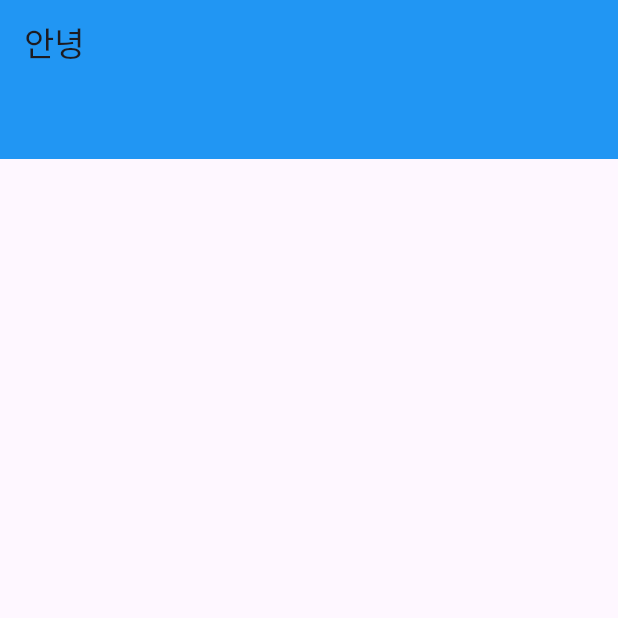
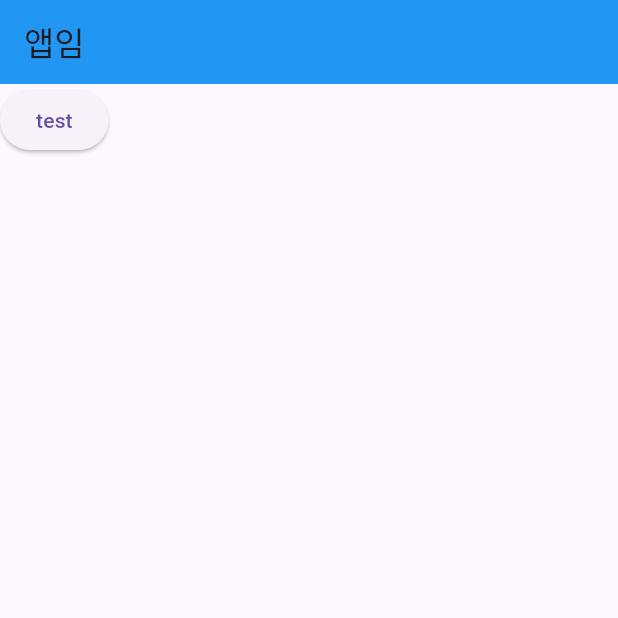
Before and after one commit to eodevelop/study_coding_apple, a Flutter app: the screen it shows after launch, on a phone screen of 412 x 824 dp, the top half of it. Run offline on Flutter 3.47's test engine with Material 3 defaults, Android fonts, the light colour scheme and no system bars.

Commit message:
플러터 Typography & 알아서 레이아웃 잘짜려면
강의 완료

```diff
--- a/flutter/code/contact/lib/main.dart
+++ b/flutter/code/contact/lib/main.dart
@@ -12,15 +12,15 @@ class MyApp extends StatelessWidget {
     return MaterialApp(
       theme: ThemeData(
         appBarTheme: AppBarTheme(
-          backgroundColor: Colors.blue, // 앱 전체의 AppBar 배경색을 보라색으로 설정
+          backgroundColor: Colors.blue,
         ),
       ),
       home: Scaffold(
         appBar: AppBar(
-          title: Text("안녕"),
+          title: Text("앱임"),
         ),
-        body: Container(
-          width: double.infinity, height: 50, color: Colors.blue,
+        body: SizedBox(
+          child: ElevatedButton(onPressed: () {}, child: Text('test')),
         ),
       )
     );
```
Also changed, not shown: 1 other file.
